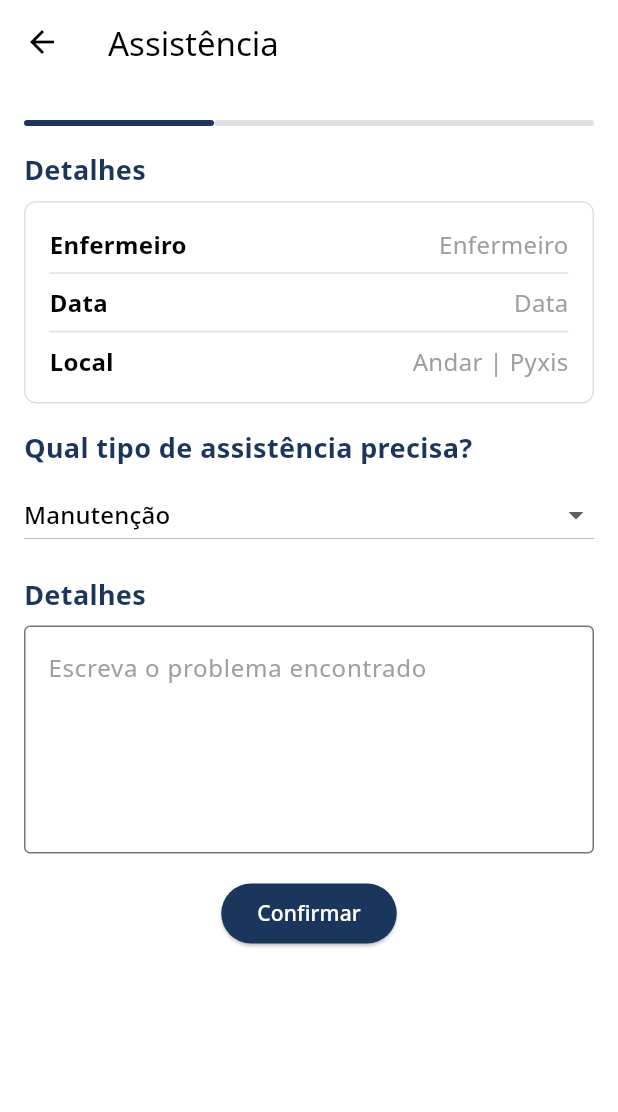
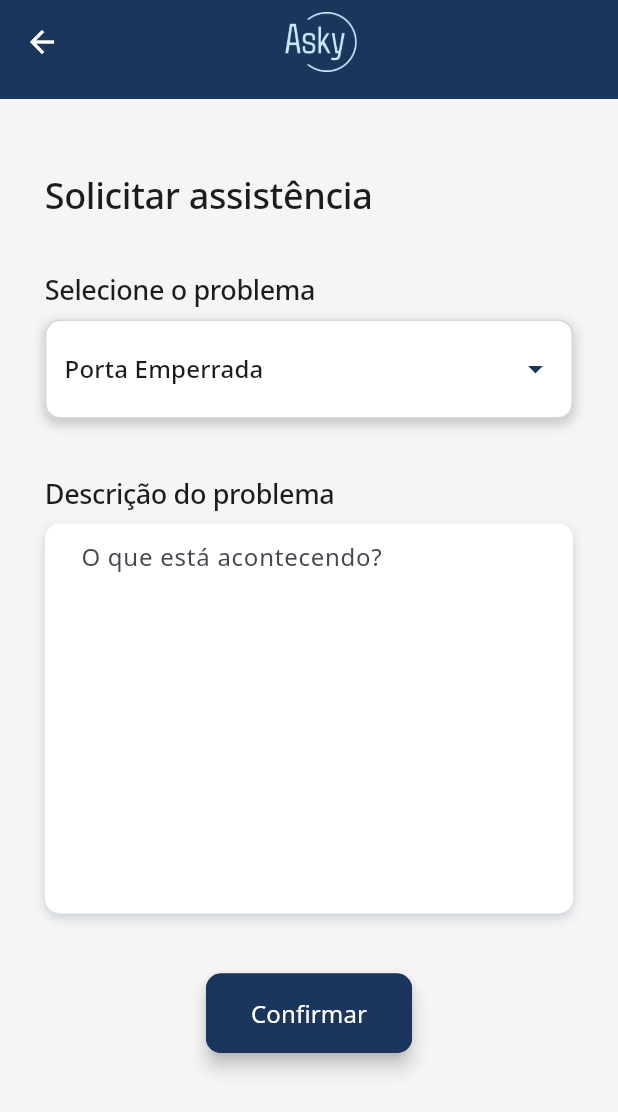
Before and after one commit to Inteli-College/2024-1B-T02-EC10-G01, a Flutter app: the AssistanceScreen screen opened by its route, on a phone screen of 412 x 824 dp. Shown: the top 1112 px of the screen. Run offline on Flutter 3.47's test engine with Material 3 defaults, Android fonts, the phone set to English and light mode, and no system bars; our stand-ins replace firebase_core, firebase_messaging, flutter_mobx, flutter_secure_storage, font_awesome_flutter, google_fonts and 1 more; missing offline and left inert: mobile_scanner; accounts and stored records are empty; generated files the repository leaves out were written again.

Commit message:
add assistance

```diff
--- a/src/mobile/lib/constants.dart
+++ b/src/mobile/lib/constants.dart
@@ -6,6 +6,11 @@ class Constants {
   static const Color offWhite = Color(0xFFF5F5F5);
   static const Color gradientTop = Color(0xFF1A365D);
   static const Color gradientBottom = Color(0xFF3771C3);
+  static const Map<String, String> assistanceTypes = {
+    'stuckDoor': 'Porta Emperrada',
+    'expiredMedication': 'Medicamento Vencido',
+    'frozenDisplay': 'Display Congelado',
+  };
 }
 
 enum Status {
--- a/src/mobile/lib/views/assistance_screen.dart
+++ b/src/mobile/lib/views/assistance_screen.dart
@@ -1,4 +1,15 @@
+import 'package:asky/api/requests_assistance_api.dart';
+import 'package:asky/constants.dart';
+import 'package:asky/widgets/top_bar.dart';
 import 'package:flutter/material.dart';
+import 'package:provider/provider.dart';
+import 'package:asky/stores/pyxis_store.dart';
+import 'package:google_fonts/google_fonts.dart';
+import 'package:flutter_mobx/flutter_mobx.dart';
+import 'package:asky/widgets/dropdown.dart';
+import 'package:asky/widgets/toggle.dart';
+import 'package:asky/widgets/styled_button.dart';
+import 'package:asky/widgets/assistanceDropdown.dart'; // Import the new assistanceDropdown widget
 
 class AssistanceScreen extends StatefulWidget {
   @override
@@ -6,149 +17,139 @@ class AssistanceScreen extends StatefulWidget {
 }
 
 class _AssistanceScreenState extends State<AssistanceScreen> {
-  String _selectedAssistanceType = 'Manutenção';
-  final List<String> _assistanceTypes = [
-    'Manutenção',
-    'Solicitação',
-    'Divergencia',
-  ];
-  final TextEditingController _detailsController = TextEditingController();
+  bool isLoading = false; // Add this line to manage loading state
+  TextEditingController textEditingController = TextEditingController();
+  dynamic selectedAssistance = 'stuckDoor';
+  RequestsAssistance assistanceApi = RequestsAssistance();
+
+  void _handleDropdownChange(dynamic newValue) {
+    setState(() {
+      selectedAssistance = newValue; // Update local state with new selection
+    });
+    print(selectedAssistance);
+  }
 
   @override
   Widget build(BuildContext context) {
+    final pyxisStore = context
+        .watch<PyxisStore>(); // Continue to watch the store for other changes
+
     return Scaffold(
-      appBar: AppBar(
-        title: Text('Assistência', style: TextStyle(color: Colors.black)),
-        backgroundColor: Colors.white,
-        iconTheme: IconThemeData(color: Colors.black),
-      ),
-      body: Container(
-        color: Colors.white,
-        padding: const EdgeInsets.all(16.0),
+      appBar: TopBar(),
+      backgroundColor: const Color(0xFFF5F5F5),
+      body: SingleChildScrollView(
+        child: Padding(
+          padding: const EdgeInsets.symmetric(vertical: 30, horizontal: 30),
           child: Column(
             crossAxisAlignment: CrossAxisAlignment.start,
             children: [
-            SizedBox(height: 8),
-            Row(
-              children: [
-                Expanded(
-                  flex: 3,
-                  child: Container(
-                    height: 4,
-                    decoration: BoxDecoration(
-                      color: const Color(0xff1A365D),
-                      borderRadius: BorderRadius.circular(2),
+              Text(
+                "Solicitar assistência",
+                style: GoogleFonts.notoSans(
+                  textStyle: Theme.of(context).textTheme.displayLarge,
+                  fontSize: 24,
+                  fontWeight: FontWeight.w500,
                 ),
               ),
-                ),
-                Expanded(
-                  flex: 6,
-                  child: Container(
-                    height: 4,
-                    decoration: BoxDecoration(
-                      color: Colors.grey.shade300,
-                      borderRadius: BorderRadius.circular(2),
+              SizedBox(height: 40),
+              Text(
+                "Selecione o problema",
+                style: GoogleFonts.notoSans(
+                  textStyle: Theme.of(context).textTheme.displayLarge,
+                  fontSize: 18,
+                  fontWeight: FontWeight.w500,
                 ),
               ),
+              SizedBox(height: 10),
+              Center(
+                child: AssistanceDropdown(
+                    onChanged: _handleDropdownChange,
+                    selectedAssistanceType: selectedAssistance),
+              ),
+              SizedBox(height: 40),
+              Text(
+                "Descrição do problema",
+                style: GoogleFonts.notoSans(
+                  textStyle: Theme.of(context).textTheme.displayLarge,
+                  fontSize: 18,
+                  fontWeight: FontWeight.w500,
+                ),
+              ),
+              SizedBox(height: 10),
+              Container(
+                decoration: BoxDecoration(
+                  color: Colors.white, // Background color
+                  borderRadius: BorderRadius.circular(10),
+                  boxShadow: [
+                    BoxShadow(
+                      color: Color.fromRGBO(26, 54, 93, 0.2),
+                      blurRadius: 6,
+                      offset: Offset(0, 3),
                     ),
                   ],
                 ),
-            SizedBox(height: 16),
-            Text('Detalhes',
-                style: TextStyle(
-                    fontSize: 18,
-                    fontWeight: FontWeight.bold,
-                    color: const Color(0xff1A365D))),
-            SizedBox(height: 8),
-            Container(
-              decoration: BoxDecoration(
-                color: Colors.white,
-                border: Border.all(color: Colors.grey.shade300),
-                borderRadius: BorderRadius.circular(8),
+                child: TextField(
+                  controller: textEditingController,
+                  decoration: InputDecoration(
+                    hintText: 'O que está acontecendo?',
+                    contentPadding: EdgeInsets.symmetric(horizontal: 20, vertical: 10), // Added padding inside the text field
+                    border: InputBorder
+                        .none, // No border needed here as Container handles the visual presentation
+                    enabledBorder: OutlineInputBorder(
+                      borderRadius: BorderRadius.circular(10),
+                      borderSide: BorderSide.none, // Use BorderSide.none here
                     ),
-              padding: const EdgeInsets.all(16),
-              child: Column(
-                crossAxisAlignment: CrossAxisAlignment.start,
-                children: [
-                  _buildDetailRow('Enfermeiro', 'Enfermeiro'),
-                  Divider(color: Colors.grey.shade300),
-                  _buildDetailRow('Data', 'Data'),
-                  Divider(color: Colors.grey.shade300),
-                  _buildDetailRow('Local', 'Andar | Pyxis'),
+
+                  ),
+                  keyboardType: TextInputType.multiline,
+                  maxLines: 10,
+                ),
+              ),
+              SizedBox(height: 40),
+              Center(
+                child: StyledButton(
+                  text: "Confirmar",
+                  onPressed: () async {
+                    setState(() {
+                      isLoading =
+                          true; // Set loading to true when the request starts
+                    });
+                    var response = await assistanceApi.sendRequest(
+                      pyxisStore.currentPyxisData['id'],
+                      selectedAssistance,
+                      details: textEditingController.text,
+                    );
+                    setState(() {
+                      isLoading =
+                          false; // Set loading to false when the request completes
+                    });
+                    if (response != Null) {
+                      Navigator.of(context).pushNamed(
+                        '/nurse_request',
+                        arguments: {
+                          'requestId': response['id'].toString(),
+                          'type': 'assistance'
+                        },
+                      );
+                    } else {
+                      ScaffoldMessenger.of(context).showSnackBar(
+                        SnackBar(
+                          content: Text('Something went wrong!'),
+                          duration: Duration(seconds: 2),
+                          backgroundColor: Colors.red,
+                        ),
+                      );
+                    }
+                  },
+                ),
+              ),
+              isLoading
+                  ? Center(child: CircularProgressIndicator())
+                  : Container(), // Show loading indicator when isLoading is true
             ],
           ),
-            ),
-            SizedBox(height: 16),
-            Text('Qual tipo de assistência precisa?',
-                style: TextStyle(
-                    fontSize: 18,
-                    fontWeight: FontWeight.bold,
-                    color: const Color(0xff1A365D))),
-            SizedBox(height: 8),
-            DropdownButton<String>(
-              isExpanded: true,
-              value: _selectedAssistanceType,
-              onChanged: (String? newValue) {
-                setState(() {
-                  _selectedAssistanceType = newValue!;
-                });
-              },
-              items: _assistanceTypes
-                  .map<DropdownMenuItem<String>>((String value) {
-                return DropdownMenuItem<String>(
-                  value: value,
-                  child: Text(value, style: TextStyle(color: Colors.black)),
-                );
-              }).toList(),
-              dropdownColor: Colors.white,
-            ),
-            SizedBox(height: 16),
-            Text('Detalhes',
-                style: TextStyle(
-                    fontSize: 18,
-                    fontWeight: FontWeight.bold,
-                    color: const Color(0xff1A365D))),
-            SizedBox(height: 8),
-            TextField(
-              controller: _detailsController,
-              maxLines: 5,
-              decoration: InputDecoration(
-                border: OutlineInputBorder(),
-                hintText: 'Escreva o problema encontrado',
-                hintStyle: TextStyle(color: Colors.grey),
-              ),
-              style: TextStyle(color: Colors.black),
-            ),
-            SizedBox(height: 16),
-            Center(
-              child: ElevatedButton(
-                onPressed: () {
-                  // Aqui você pode adicionar a lógica para enviar os detalhes da assistência
-                },
-                child: Text('Confirmar'),
-                style: ElevatedButton.styleFrom(
-                  backgroundColor: const Color(0xff1A365D), // Cor do botão
-                  foregroundColor: Colors.white, // Cor do texto do botão
-                ),
-              ),
-            ),
-          ],
         ),
       ),
     );
   }
-
-  Widget _buildDetailRow(String label, String value) {
-    return Row(
-      mainAxisAlignment: MainAxisAlignment.spaceBetween,
-      children: [
-        Text(label,
-            style: TextStyle(
-                fontSize: 16,
-                color: Colors.black,
-                fontWeight: FontWeight.bold)),
-        Text(value, style: TextStyle(fontSize: 16, color: Colors.grey)),
-      ],
-    );
 }
-}
--- /dev/null
+++ b/src/mobile/lib/widgets/assistanceDropdown.dart
@@ -0,0 +1,59 @@
+import 'package:flutter/material.dart';
+import 'package:asky/constants.dart';
+
+class AssistanceDropdown extends StatelessWidget {
+  final String? selectedAssistanceType;
+  final ValueChanged<String?> onChanged;
+
+  const AssistanceDropdown({
+    Key? key,
+    required this.selectedAssistanceType,
+    required this.onChanged,
+  }) : super(key: key);
+
+  @override
+  Widget build(BuildContext context) {
+   List<DropdownMenuItem<String>> dropdownItems = Constants.assistanceTypes
+      .map((key, value) => MapEntry(
+          key,
+          DropdownMenuItem(
+            value: key,
+            child: Text(value),
+          )))
+      .values
+      .toList();
+
+    return Container(
+      decoration: BoxDecoration(
+        color: Colors.white,
+        borderRadius: BorderRadius.circular(10),
+        border: Border.all(
+          color: Color.fromRGBO(26, 54, 93, 0.2),
+          width: 1,
+        ),
+        boxShadow: [
+          BoxShadow(
+            color: Colors.grey.withOpacity(0.5),
+            spreadRadius: 1,
+            blurRadius: 6,
+            offset: Offset(0, 3),
+          ),
+        ],
+      ),
+      padding: EdgeInsets.symmetric(horizontal: 12, vertical: 8),
+      child: DropdownButtonHideUnderline(
+        child: DropdownButton<String>(
+          isExpanded: true,
+          dropdownColor: Colors.white,
+          value: selectedAssistanceType,
+          hint: Text('Selecione um tipo de assistência',
+            style: TextStyle(color: Constants.askyBlue),
+          ),
+          icon: Icon(Icons.arrow_drop_down, color: Constants.askyBlue),
+          onChanged: onChanged,
+          items: dropdownItems,
+        ),
+      ),
+    );
+  }
+}
--- a/src/mobile/lib/widgets/dropdown.dart
+++ b/src/mobile/lib/widgets/dropdown.dart
@@ -51,6 +51,7 @@ class _RequestDropdownState extends State<RequestDropdown> {
         child: DropdownButton<dynamic>(
           isExpanded: true,
           value: _selectedItem,
+          dropdownColor: Colors.white,
           hint: Text(widget.dropdownType == 'medicine'
               ? 'Selecione o medicamento'
               : 'Selecione o material',
--- a/src/mobile/lib/widgets/request_details_box.dart
+++ b/src/mobile/lib/widgets/request_details_box.dart
@@ -2,12 +2,13 @@ import 'package:flutter/material.dart';
 import 'package:intl/intl.dart';
 
 class DetailsBox extends StatelessWidget {
-  final Map<String, String> details;
+  final Map<dynamic, dynamic> details;
 
   DetailsBox({Key? key, required this.details}) : super(key: key);
 
   @override
   Widget build(BuildContext context) {
+    print('Details: $details');
     return Column(
       crossAxisAlignment: CrossAxisAlignment.start,
       children: [
```
Also changed, not shown: src/mobile/lib/api/requests_assistance_api.dart (added, +73 -0 lines), src/mobile/lib/views/request_details_screen.dart (+46 -21 lines), src/mobile/lib/widgets/choose_request_body copy.dart (deleted, +0 -72 lines), 10 other files. Lines whose indentation alone changed are shown as unchanged.
